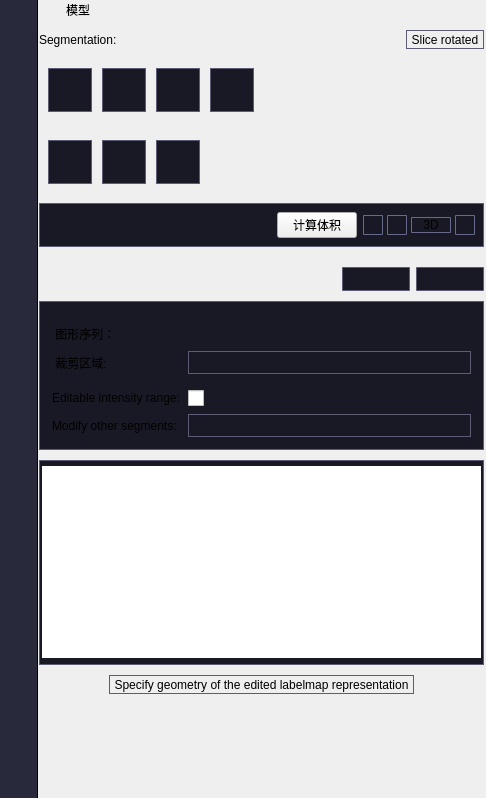
Old version of the form Modules/Loadable/Segmentations/Widgets/Resources/UI/qMRMLSegmentEditorWidget.ui in the repository fucklv/3DViewer.
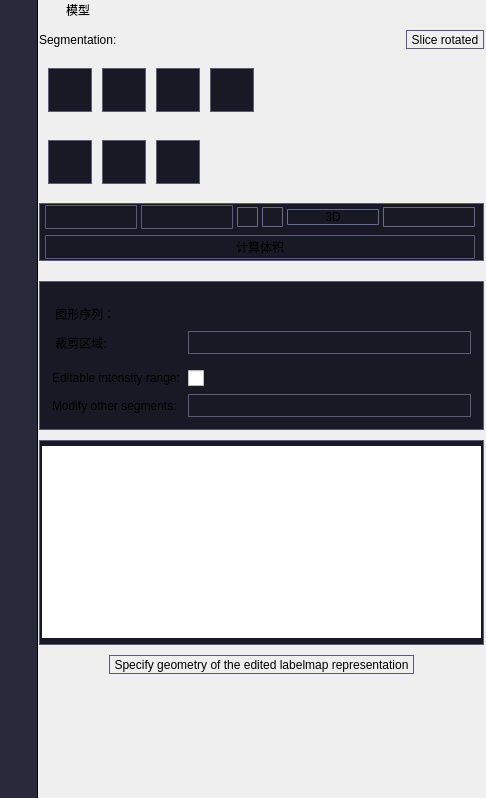
New version of the form. Icons and pictures are not drawn. Custom widgets are drawn as their Qt base class.

Commit message: UI调整

What changed in the file:
```diff
--- a/Modules/Loadable/Segmentations/Widgets/Resources/UI/qMRMLSegmentEditorWidget.ui
+++ b/Modules/Loadable/Segmentations/Widgets/Resources/UI/qMRMLSegmentEditorWidget.ui
@@ -781,53 +781,107 @@
        </item>
        <item>
         <widget class="QWidget" name="toolTabelWidget" native="true">
+         <property name="maximumSize">
+          <size>
+           <width>16777215</width>
+           <height>60</height>
+          </size>
+         </property>
          <property name="styleSheet">
           <string notr="true">QWidget#toolTabelWidget{
 	background: #191925;
 	border: 1px solid #5c5c74;
 }</string>
          </property>
-         <layout class="QHBoxLayout" name="horizontalLayout">
+         <layout class="QVBoxLayout" name="verticalLayout_9">
           <property name="spacing">
            <number>6</number>
           </property>
           <property name="leftMargin">
-           <number>9</number>
+           <number>6</number>
           </property>
           <property name="topMargin">
-           <number>9</number>
+           <number>2</number>
           </property>
           <property name="rightMargin">
            <number>9</number>
           </property>
           <property name="bottomMargin">
-           <number>9</number>
+           <number>2</number>
           </property>
-          <item>
-           <spacer name="horizontalSpacer_3">
-            <property name="orientation">
-             <enum>Qt::Horizontal</enum>
-            </property>
-            <property name="sizeHint" stdset="0">
-             <size>
-              <width>40</width>
-              <height>20</height>
-             </size>
-            </property>
-           </spacer>
-          </item>
-          <item>
-           <widget class="QPushButton" name="statisticsButton">
-            <property name="text">
-             <string>计算体积</string>
-            </property>
-           </widget>
-          </item>
           <item>
            <layout class="QHBoxLayout" name="SegmentActionsLayout">
             <property name="spacing">
              <number>4</number>
             </property>
+            <item>
+             <widget class="QPushButton" name="UndoButton">
+              <property name="toolTip">
+               <string/>
+              </property>
+              <property name="styleSheet">
+               <string notr="true">QPushButton{
+	width: 66;
+	height: 22;
+	background: #191925;
+	border: 1px solid #5c5c74;
+	border-radius: 1px;
+	font: 10pt &quot;Microsoft YaHei&quot;;
+}
+
+QPushButton:hover {
+	background-color: #5C5C74;
+}</string>
+              </property>
+              <property name="text">
+               <string/>
+              </property>
+              <property name="icon">
+               <iconset resource="../qSlicerSegmentationsModuleWidgets.qrc">
+                <normaloff>:/Icons/UndoSg.png</normaloff>:/Icons/UndoSg.png</iconset>
+              </property>
+              <property name="iconSize">
+               <size>
+                <width>17</width>
+                <height>15</height>
+               </size>
+              </property>
+             </widget>
+            </item>
+            <item>
+             <widget class="QPushButton" name="RedoButton">
+              <property name="toolTip">
+               <string/>
+              </property>
+              <property name="styleSheet">
+               <string notr="true">QPushButton{
+	width: 66;
+	height: 22;
+	background: #191925;
+	border: 1px solid #5c5c74;
+	border-radius: 1px;
+	font: 10pt &quot;Microsoft YaHei&quot;;
+}
+
+QPushButton:hover {
+	background-color: #5C5C74;
+}</string>
+              </property>
+              <property name="text">
+               <string/>
+              </property>
+              <property name="icon">
+               <iconset resource="../qSlicerSegmentationsModuleWidgets.qrc">
+                <normaloff>:/Icons/RedoSg.png</normaloff>:/Icons/RedoSg.png</iconset>
+              </property>
+              <property name="iconSize">
+               <size>
+                <width>17</width>
+                <height>15</height>
+               </size>
+              </property>
+             </widget>
+            </item>
             <item>
              <widget class="QPushButton" name="AddSegmentButton">
               <property name="minimumSize">
@@ -836,6 +890,12 @@
                 <height>0</height>
                </size>
               </property>
+              <property name="maximumSize">
+               <size>
+                <width>21</width>
+                <height>16777215</height>
+               </size>
+              </property>
               <property name="toolTip">
                <string/>
               </property>
@@ -872,6 +932,12 @@
                 <height>0</height>
                </size>
               </property>
+              <property name="maximumSize">
+               <size>
+                <width>21</width>
+                <height>16777215</height>
+               </size>
+              </property>
               <property name="toolTip">
                <string/>
               </property>
@@ -994,6 +1060,27 @@
             </item>
            </layout>
           </item>
+          <item>
+           <widget class="QPushButton" name="statisticsButton">
+            <property name="styleSheet">
+             <string notr="true">QPushButton{
+	width: 66;
+	height: 22;
+	background: #191925;
+	border: 1px solid #5c5c74;
+	border-radius: 1px;
+	font: 10pt &quot;Microsoft YaHei&quot;;
+}
+
+QPushButton:hover {
+	background-color: #5C5C74;
+}</string>
+            </property>
+            <property name="text">
+             <string>计算体积</string>
+            </property>
+           </widget>
+          </item>
          </layout>
         </widget>
        </item>
@@ -1015,110 +1102,6 @@
        </property>
       </widget>
      </item>
-     <item>
-      <layout class="QVBoxLayout" name="verticalLayout_4">
-       <property name="spacing">
-        <number>6</number>
-       </property>
-       <item>
-        <layout class="QHBoxLayout" name="UndoRedoLayout">
-         <property name="leftMargin">
-          <number>0</number>
-         </property>
-         <property name="topMargin">
-          <number>0</number>
-         </property>
-         <property name="rightMargin">
-          <number>0</number>
-         </property>
-         <property name="bottomMargin">
-          <number>0</number>
-         </property>
-         <item>
-          <spacer name="horizontalSpacer_4">
-           <property name="orientation">
-            <enum>Qt::Horizontal</enum>
-           </property>
-           <property name="sizeHint" stdset="0">
-            <size>
-             <width>40</width>
-             <height>20</height>
-            </size>
-           </property>
-          </spacer>
-         </item>
-         <item>
-          <widget class="QPushButton" name="UndoButton">
-           <property name="toolTip">
-            <string/>
-           </property>
-           <property name="styleSheet">
-            <string notr="true">QPushButton{
-	width: 66;
-	height: 22;
-	background: #191925;
-	border: 1px solid #5c5c74;
-	border-radius: 1px;
-	font: 10pt &quot;Microsoft YaHei&quot;;
-}
-
-QPushButton:hover {
-	background-color: #5C5C74;
-}</string>
-           </property>
-           <property name="text">
-            <string/>
-           </property>
-           <property name="icon">
-            <iconset resource="../qSlicerSegmentationsModuleWidgets.qrc">
-             <normaloff>:/Icons/UndoSg.png</normaloff>:/Icons/UndoSg.png</iconset>
-           </property>
-           <property name="iconSize">
-            <size>
-             <width>17</width>
-             <height>15</height>
-            </size>
-           </property>
-          </widget>
-         </item>
-         <item>
-          <widget class="QPushButton" name="RedoButton">
-           <property name="toolTip">
-            <string/>
-           </property>
-           <property name="styleSheet">
-            <string notr="true">QPushButton{
-	width: 66;
-	height: 22;
-	background: #191925;
-	border: 1px solid #5c5c74;
-	border-radius: 1px;
-	font: 10pt &quot;Microsoft YaHei&quot;;
-}
-
-QPushButton:hover {
-	background-color: #5C5C74;
-}</string>
-           </property>
-           <property name="text">
-            <string/>
-           </property>
-           <property name="icon">
-            <iconset resource="../qSlicerSegmentationsModuleWidgets.qrc">
-             <normaloff>:/Icons/RedoSg.png</normaloff>:/Icons/RedoSg.png</iconset>
-           </property>
-           <property name="iconSize">
-            <size>
-             <width>17</width>
-             <height>15</height>
-            </size>
-           </property>
-          </widget>
-         </item>
-        </layout>
-       </item>
-      </layout>
-     </item>
      <item>
       <widget class="QGroupBox" name="MaskingGroupBox">
        <property name="sizePolicy">
@@ -1378,7 +1361,7 @@
           </property>
           <property name="maximumSize">
            <size>
-            <width>620</width>
+            <width>16777215</width>
             <height>16777215</height>
            </size>
           </property>
```
Left out of the diff: 2 changed lines with no effect on the pictures. The commit also changes 1 other file.
